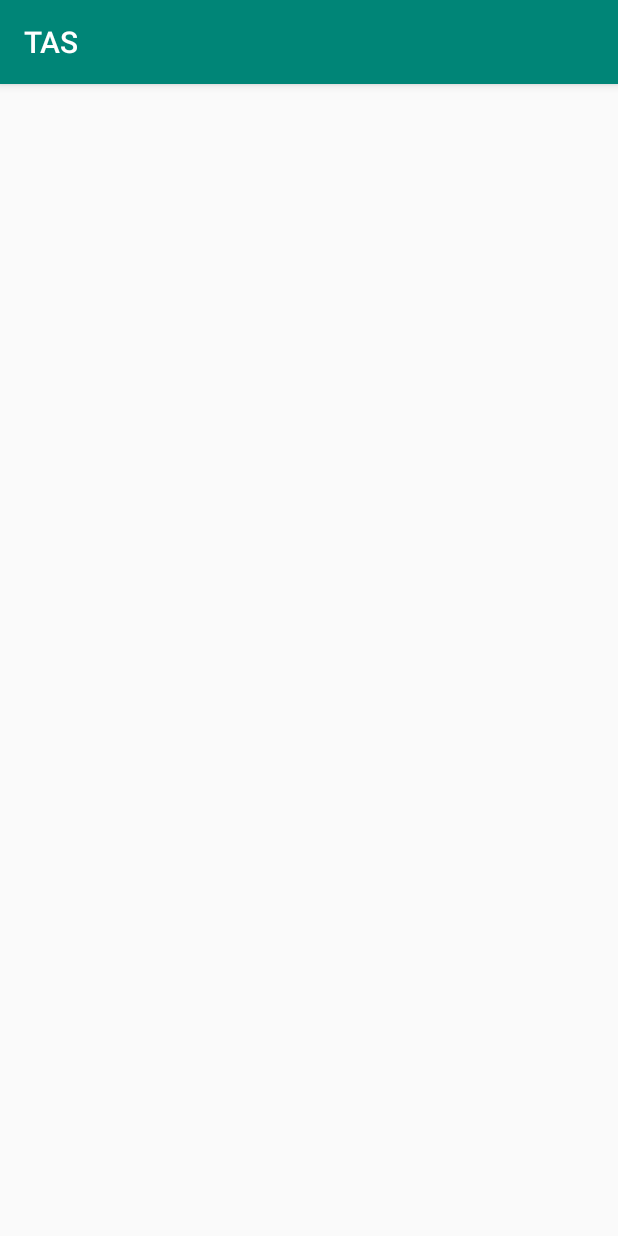
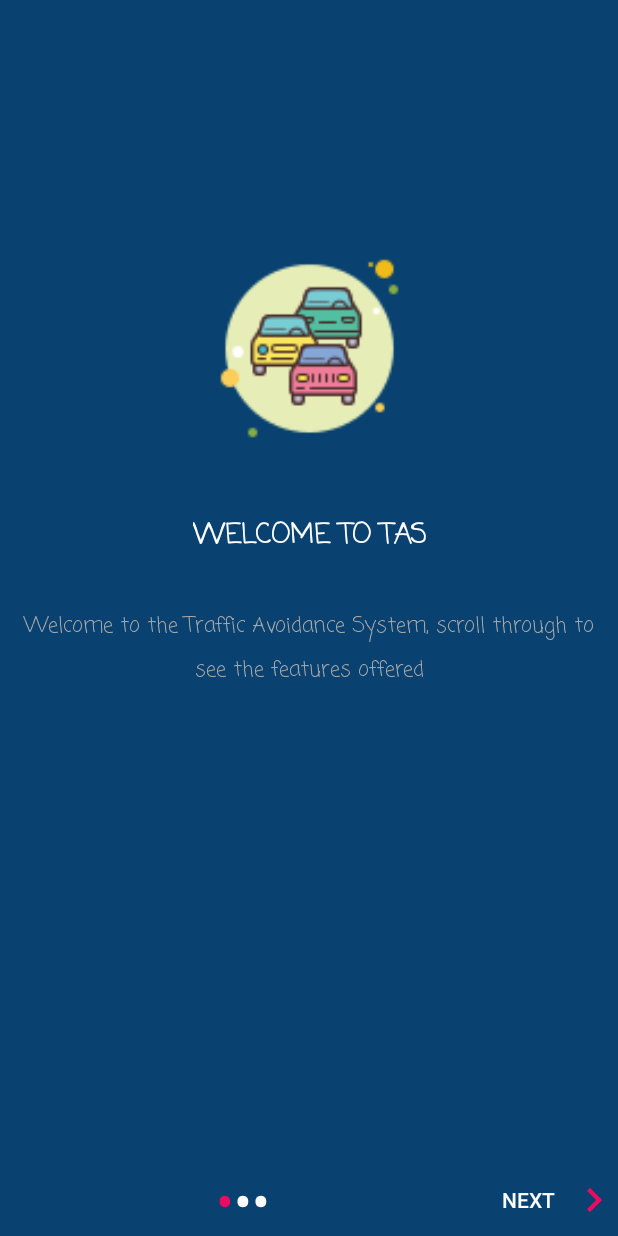
Before and after one commit to Lucky38i/TAS_Frontend, an Android app: the screen it shows after launch (MainActivity before the commit, OnboardActivity after it), on a phone screen of 412 x 824 dp. Run offline under Robolectric (Android 15) with nearby library versions, the phone set to English and light mode, and no system bars.

Commit message:
Setup First Draft Onboarding Page

```diff
--- a/app/build.gradle
+++ b/app/build.gradle
@@ -7,7 +7,7 @@ android {
     buildToolsVersion "29.0.2"
     defaultConfig {
         applicationId "ntu.n0696066.TAS_Frontend"
-        minSdkVersion 21
+        minSdkVersion 24
         targetSdkVersion 29
         versionCode 1
         versionName "1.0"
--- a/app/src/main/AndroidManifest.xml
+++ b/app/src/main/AndroidManifest.xml
@@ -16,12 +16,16 @@
             android:name=".MainActivity"
             android:label="TAS"
             android:theme="@style/AppTheme">
+        </activity>
+
+        <activity android:name=".OnboardActivity">
             <intent-filter>
                 <action android:name="android.intent.action.MAIN" />
 
                 <category android:name="android.intent.category.LAUNCHER" />
             </intent-filter>
         </activity>
+
     </application>
 
 </manifest>
--- /dev/null
+++ b/app/src/main/java/ntu/n0696066/TAS_Frontend/OnboardActivity.kt
@@ -0,0 +1,89 @@
+package ntu.n0696066.TAS_Frontend
+
+import android.os.Bundle
+import android.text.Html
+import android.view.View
+import android.widget.Button
+import android.widget.LinearLayout
+import android.widget.TextView
+import androidx.appcompat.app.AppCompatActivity
+import androidx.viewpager.widget.ViewPager
+import kotlin.properties.Delegates
+
+
+class OnboardActivity : AppCompatActivity() {
+
+    private lateinit var mSlideViewPager : ViewPager
+    private lateinit var mDotLayout : LinearLayout
+    private lateinit var sliderAdapter : SliderAdapter
+    private lateinit var mDots : Array<TextView>
+    private lateinit var mOnboardNextButton : Button
+    private var mCurrentPage : Int by Delegates.notNull()
+
+    override fun onCreate(savedInstanceState: Bundle?) {
+        super.onCreate(savedInstanceState)
+        setContentView(R.layout.activity_onboard)
+
+        setupObjects()
+        addDotsIndicator(0)
+        mSlideViewPager.addOnPageChangeListener(SlideViewListener())
+        setupListeners()
+    }
+
+    private fun setupObjects() {
+        mSlideViewPager = findViewById(R.id.slideViewPager)
+        mDotLayout = findViewById(R.id.dotsLayout)
+        mOnboardNextButton = findViewById(R.id.onboardNextBtn)
+        sliderAdapter = SliderAdapter(this)
+        mSlideViewPager.adapter = sliderAdapter
+    }
+
+    private fun setupListeners() {
+        mOnboardNextButton.setOnClickListener {
+            mSlideViewPager.currentItem = mCurrentPage + 1
+        }
+    }
+
+    fun addDotsIndicator(position : Int) {
+        mDots = Array(sliderAdapter.count) { TextView(this) }
+        mDotLayout.removeAllViews()
+
+        for (i in mDots.indices) {
+            mDots[i] = TextView(this)
+            mDots[i].text = Html.fromHtml("&#8226;", 0)
+            mDots[i].textSize = 35F
+            mDots[i].setTextColor(getColor(R.color.colorWhite))
+
+            mDotLayout.addView(mDots[i])
+
+        }
+        if(mDots.isNotEmpty()) {
+            mDots[position].setTextColor(getColor(R.color.colorAccent))
+        }
+    }
+
+    inner class SlideViewListener : ViewPager.OnPageChangeListener {
+
+        override fun onPageScrollStateChanged(state: Int) {
+        }
+
+        override fun onPageScrolled(
+            position: Int,
+            positionOffset: Float,
+            positionOffsetPixels: Int
+        ) {
+        }
+
+        override fun onPageSelected(position: Int) {
+            addDotsIndicator(position)
+            mCurrentPage = position
+
+            when (position) {
+                0 -> mOnboardNextButton.isEnabled = true
+                mDots.size - 1 -> mOnboardNextButton.text = getString(R.string.Finished)
+                else -> mOnboardNextButton.text = getString(R.string.Next)
+            }
+        }
+
+    }
+}
--- /dev/null
+++ b/app/src/main/java/ntu/n0696066/TAS_Frontend/SliderAdapter.kt
@@ -0,0 +1,65 @@
+package ntu.n0696066.TAS_Frontend
+
+import android.content.Context
+import android.view.LayoutInflater
+import android.view.View
+import android.view.ViewGroup
+import android.widget.ImageView
+import android.widget.RelativeLayout
+import android.widget.TextView
+import androidx.constraintlayout.widget.ConstraintLayout
+import androidx.viewpager.widget.PagerAdapter
+
+class SliderAdapter(private val context: Context) : PagerAdapter() {
+
+    private lateinit var layoutInflater : LayoutInflater
+    private var slideImages : IntArray = intArrayOf(
+        R.drawable.traffic_icon,
+        R.drawable.car_icon,
+        R.drawable.explosion_icon
+    )
+    private var slideHeadings = arrayOf(
+        "Welcome to TAS",
+        "Headway Monitoring",
+        "Forward Collision Warning"
+    )
+    private var slideDescs = arrayOf(
+        "Welcome to the Traffic Avoidance System, scroll through to see the features offered",
+        "This feature will make you aware if you are in eminent threat to colliding with a vehicle" +
+                "that is in-front of you",
+        "This feature provides you with discretionary headway with the vehicle ahead of you, " +
+                "this distance can be changed within the settings"
+
+    )
+
+    override fun isViewFromObject(view: View, `object`: Any): Boolean {
+        return view == `object`
+    }
+
+    override fun getCount(): Int {
+        return slideHeadings.size
+    }
+
+    override fun instantiateItem(container: ViewGroup, position: Int): Any {
+        layoutInflater = context.getSystemService(Context.LAYOUT_INFLATER_SERVICE) as LayoutInflater
+        val view : View = layoutInflater.inflate(R.layout.slide_layout, container,
+            false)
+
+        val slideImageView : ImageView = view.findViewById(R.id.slide_image)
+        val slideHeading : TextView = view.findViewById(R.id.slide_heading)
+        val slideDescription : TextView = view.findViewById(R.id.slide_desc)
+
+        slideImageView.setImageResource(slideImages[position])
+        slideHeading.text = slideHeadings[position]
+        slideDescription.text = slideDescs[position]
+
+        container.addView(view)
+
+        return view
+    }
+
+    override fun destroyItem(container: ViewGroup, position: Int, `object`: Any) {
+        container.removeView( `object` as ConstraintLayout)
+    }
+
+}
--- /dev/null
+++ b/app/src/main/res/layout/activity_onboard.xml
@@ -0,0 +1,47 @@
+<?xml version="1.0" encoding="utf-8"?>
+<androidx.constraintlayout.widget.ConstraintLayout xmlns:android="http://schemas.android.com/apk/res/android"
+    xmlns:app="http://schemas.android.com/apk/res-auto"
+    android:layout_width="match_parent"
+    android:layout_height="match_parent"
+    android:background="@color/colorPrimary">
+
+    <androidx.viewpager.widget.ViewPager
+        android:id="@+id/slideViewPager"
+        android:layout_width="0dp"
+        android:layout_height="0dp"
+        android:layout_marginStart="10dp"
+        android:layout_marginEnd="10dp"
+        app:layout_constraintBottom_toTopOf="@+id/dotsLayout"
+        app:layout_constraintEnd_toEndOf="parent"
+        app:layout_constraintHorizontal_bias="0.0"
+        app:layout_constraintStart_toStartOf="parent"
+        app:layout_constraintTop_toTopOf="parent">
+
+    </androidx.viewpager.widget.ViewPager>
+
+    <LinearLayout
+        android:id="@+id/dotsLayout"
+        android:layout_width="wrap_content"
+        android:layout_height="wrap_content"
+        android:orientation="horizontal"
+        android:textAlignment="center"
+        app:layout_constraintBottom_toBottomOf="parent"
+        app:layout_constraintEnd_toStartOf="@+id/onboardNextBtn"
+        app:layout_constraintStart_toStartOf="parent">
+
+    </LinearLayout>
+
+    <Button
+        android:id="@+id/onboardNextBtn"
+        android:layout_width="wrap_content"
+        android:layout_height="wrap_content"
+        android:layout_weight="1"
+        android:background="@color/colorTransparentWhite"
+        android:drawableEnd="@drawable/next_icon"
+        android:enabled="false"
+        android:text="@string/Next"
+        android:textColor="@color/colorWhite"
+        app:layout_constraintBottom_toBottomOf="parent"
+        app:layout_constraintEnd_toEndOf="parent" />
+
+</androidx.constraintlayout.widget.ConstraintLayout>
--- /dev/null
+++ b/app/src/main/res/layout/slide_layout.xml
@@ -0,0 +1,54 @@
+<?xml version="1.0" encoding="utf-8"?>
+<androidx.constraintlayout.widget.ConstraintLayout xmlns:android="http://schemas.android.com/apk/res/android"
+    xmlns:app="http://schemas.android.com/apk/res-auto"
+    android:layout_width="match_parent"
+    android:layout_height="match_parent">
+
+    <ImageView
+        android:id="@+id/slide_image"
+        android:layout_width="163dp"
+        android:layout_height="151dp"
+        android:contentDescription="@string/image_desc_temp"
+        app:layout_constraintBottom_toBottomOf="parent"
+        app:layout_constraintEnd_toEndOf="parent"
+        app:layout_constraintStart_toStartOf="parent"
+        app:layout_constraintTop_toTopOf="parent"
+        app:layout_constraintVertical_bias="0.25"
+        app:srcCompat="@drawable/car_icon" />
+
+    <TextView
+        android:id="@+id/slide_heading"
+        android:layout_width="wrap_content"
+        android:layout_height="wrap_content"
+        android:layout_marginTop="35dp"
+        android:fontFamily="casual"
+        android:text="@string/heading_temp"
+        android:textAlignment="center"
+        android:textAllCaps="true"
+        android:textColor="@color/colorWhite"
+        android:textColorHighlight="#FFFFFF"
+        android:textSize="18sp"
+        android:textStyle="bold"
+        app:layout_constraintEnd_toEndOf="parent"
+        app:layout_constraintStart_toStartOf="parent"
+        app:layout_constraintTop_toBottomOf="@+id/slide_image" />
+
+    <TextView
+        android:id="@+id/slide_desc"
+        android:layout_width="wrap_content"
+        android:layout_height="0dp"
+        android:layout_marginStart="25dp"
+        android:layout_marginTop="35dp"
+        android:layout_marginEnd="25dp"
+        android:fontFamily="casual"
+        android:lineSpacingExtra="8sp"
+        android:text="@string/desc_temp"
+        android:textAlignment="center"
+        android:textColor="@color/colorGrey"
+        app:layout_constraintBottom_toBottomOf="parent"
+        app:layout_constraintEnd_toEndOf="parent"
+        app:layout_constraintStart_toStartOf="parent"
+        app:layout_constraintTop_toBottomOf="@+id/slide_heading"
+        app:layout_constraintVertical_bias="0.044" />
+
+</androidx.constraintlayout.widget.ConstraintLayout>
--- a/app/src/main/res/values/colors.xml
+++ b/app/src/main/res/values/colors.xml
@@ -1,6 +1,9 @@
 <?xml version="1.0" encoding="utf-8"?>
 <resources>
-    <color name="colorPrimary">#008577</color>
-    <color name="colorPrimaryDark">#00574B</color>
-    <color name="colorAccent">#D81B60</color>
+    <color name="colorPrimary">#094270</color>
+    <color name="colorTransparentPrimary">#A1094270</color>
+    <color name="colorAccent">#EC0B62</color>
+    <color name="colorTransparentWhite">#00FFFFFF</color>
+    <color name="colorWhite"> #ffff</color>
+    <color name="colorGrey">#A9A9A9</color>
 </resources>
--- a/app/src/main/res/values/strings.xml
+++ b/app/src/main/res/values/strings.xml
@@ -8,4 +8,10 @@
     <string name="connected_checkbox">Connected</string>
     <string name="dialog_message">One of the required fields are empty</string>
     <string name="dialog_title">Alert Dialog</string>
+    <string name="fcw"> Forward Collision Warning</string>
+    <string name="heading_temp">Temporary Heading</string>
+    <string name="desc_temp">Temporary Description</string>
+    <string name="image_desc_temp">Temporary description of an image</string>
+    <string name="Next">Next</string>
+    <string name="Finished">Finished</string>
 </resources>
--- a/app/src/main/res/values/styles.xml
+++ b/app/src/main/res/values/styles.xml
@@ -1,10 +1,10 @@
 <resources>
 
     <!-- Base application theme. -->
-    <style name="AppTheme" parent="Theme.AppCompat.Light.DarkActionBar">
+    <style name="AppTheme" parent="Theme.AppCompat.Light.NoActionBar">
         <!-- Customize your theme here. -->
         <item name="colorPrimary">@color/colorPrimary</item>
-        <item name="colorPrimaryDark">@color/colorPrimaryDark</item>
+        <item name="colorPrimaryDark">@color/colorPrimary</item>
         <item name="colorAccent">@color/colorAccent</item>
     </style>
 
```
Also changed, not shown: app/src/main/res/drawable-hdpi/car_icon.png (added), app/src/main/res/drawable-hdpi/explosion_icon.png (added), app/src/main/res/drawable-hdpi/left_icon.png (added), app/src/main/res/drawable-hdpi/next_icon.png (added), app/src/main/res/drawable-hdpi/right_icon.png (added), app/src/main/res/drawable-hdpi/traffic_icon.png (added).
